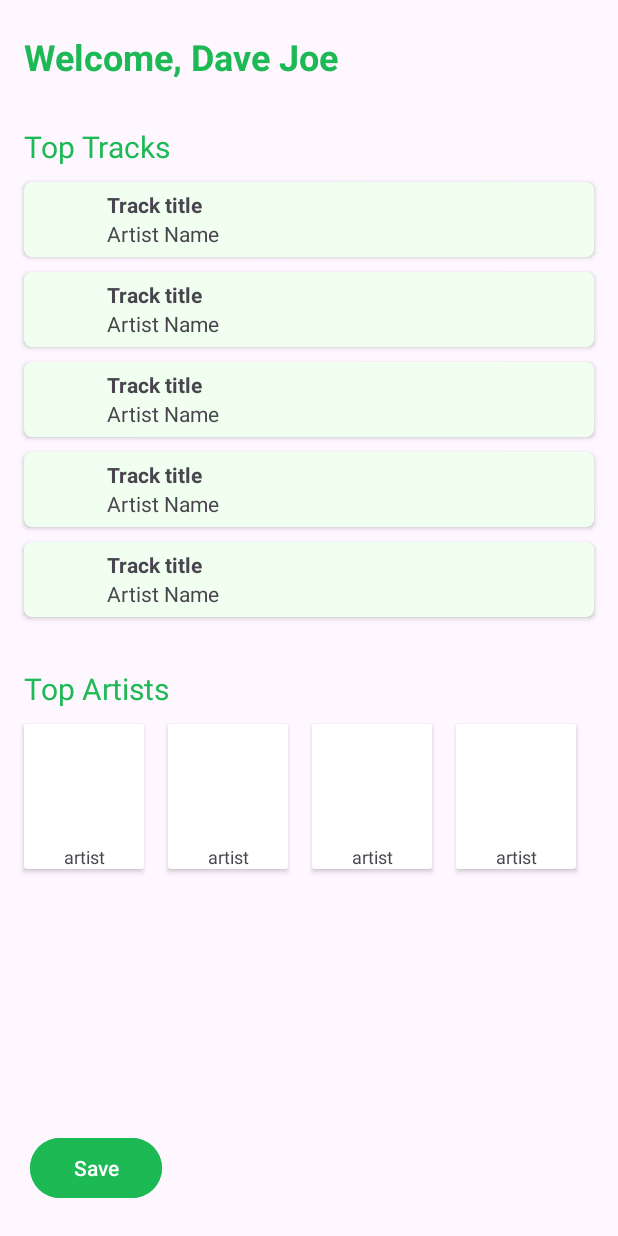
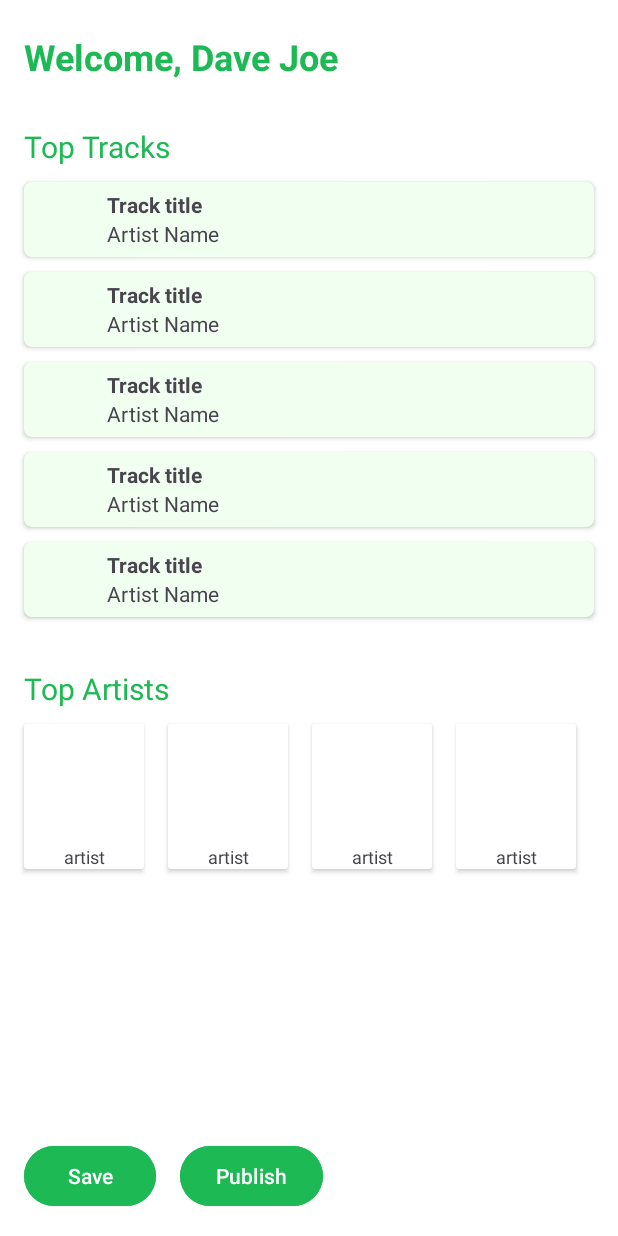
Before and after one commit to ganning127/SpotifyStats, an Android app built with Jetpack Compose: the WrappedActivity screen opened directly, with no data from a screen before it, on a phone screen of 412 x 824 dp. Run offline under Robolectric (Android 15) with nearby library versions, the phone set to English and light mode, and no system bars.

Commit message:
try sound

```diff
--- a/app/src/main/AndroidManifest.xml
+++ b/app/src/main/AndroidManifest.xml
@@ -1,8 +1,11 @@
 <?xml version="1.0" encoding="utf-8"?>
 <manifest xmlns:android="http://schemas.android.com/apk/res/android"
     xmlns:tools="http://schemas.android.com/tools">
+    <uses-permission android:name="android.permission.INTERNET" />
 
     <application
+        android:usesCleartextTraffic="true"
+        android:networkSecurityConfig="@xml/network_security_config"
         android:allowBackup="true"
         android:dataExtractionRules="@xml/data_extraction_rules"
         android:fullBackupContent="@xml/backup_rules"
--- a/app/src/main/java/com/example/statsforspotify/WrappedActivity.java
+++ b/app/src/main/java/com/example/statsforspotify/WrappedActivity.java
@@ -1,16 +1,26 @@
 package com.example.statsforspotify;
 
+import android.content.Intent;
 import android.graphics.Bitmap;
 import android.graphics.BitmapFactory;
+import android.graphics.Canvas;
+import android.media.AudioAttributes;
+import android.media.AudioManager;
 import android.media.Image;
+import android.media.MediaPlayer;
+import android.net.Uri;
+import android.os.Build;
 import android.os.Bundle;
+import android.provider.MediaStore;
 import android.util.Log;
+import android.view.View;
 import android.widget.Button;
 import android.widget.ImageView;
 import android.widget.TextView;
 
 import androidx.annotation.NonNull;
 import androidx.appcompat.app.AppCompatActivity;
+import androidx.constraintlayout.widget.ConstraintLayout;
 import androidx.core.graphics.drawable.RoundedBitmapDrawable;
 import androidx.core.graphics.drawable.RoundedBitmapDrawableFactory;
 
@@ -43,6 +53,10 @@ public class WrappedActivity extends AppCompatActivity {
 
     TextView artist1;
 
+    ConstraintLayout rootView;
+
+    Button saveButton;
+    MediaPlayer player;
     @Override
     protected void onCreate(Bundle savedInstanceState) {
         super.onCreate(savedInstanceState);
@@ -54,7 +68,38 @@ public class WrappedActivity extends AppCompatActivity {
         artist1 = findViewById(R.id.artist_name_1);
         trackImg1 = findViewById(R.id.track_img_1);
 
+//        rootView = findViewById(R.id.activity_wrapped);
 
+        saveButton = findViewById(R.id.save_button);
+
+
+        saveButton.setOnClickListener((v) -> {
+            Log.d(TAG, "onCreate: SAVE BUTTON CLICKED");
+
+            View root = getWindow().getDecorView().findViewById(R.id.activity_wrapped);
+
+            share(screenShot(root));
+
+        });
+
+
+
+
+//        try {
+//            Uri uri = Uri.parse("https://p.scdn.co/mp3-preview/84ef49a1e1bdac04b7dfb1dea3a56d1ffc50357?cid=2446c9ec0514458184c0e2018a68f8c0");
+//            MediaPlayer player = new MediaPlayer();
+//            player.setAudioStreamType(AudioManager.STREAM_MUSIC);
+//
+//            player.setDataSource(this, uri);
+//            player.prepare();
+//            player.start();
+//            Log.d(TAG, "onCreate: PLAYER STARTING");
+//        } catch (IOException e) {
+//            Log.d(TAG, "onCreate: EXX" + e.toString());
+//        }
+//
+
+        initializeMediaPlayer();
 
         // populate all the fields
          HashMap<String, String> spotifyAuthData = SpotifyAuthData.getInstance();
@@ -210,6 +255,10 @@ public class WrappedActivity extends AppCompatActivity {
 
 
                         ImageView artistImgView = findViewById(imgViewResId);
+// ERRORS OUT
+//                        artistImgView.setOnClickListener((v) -> {
+//                            Log.d(TAG, "onResponse: TAPPED: " + iForIds);
+//                        });
                         TextView artistNameTextView = findViewById(artistNameId);
 
                         new ImageLoadTask(artistImg, artistImgView).execute();
@@ -226,6 +275,29 @@ public class WrappedActivity extends AppCompatActivity {
 
 
     }
+    public Bitmap screenShot(View view) {
+        Bitmap bitmap = Bitmap.createBitmap(view.getWidth(),
+                view.getHeight(), Bitmap.Config.ARGB_8888);
+        Canvas canvas = new Canvas(bitmap);
+        view.draw(canvas);
+        return bitmap;
+    }
+
+    private void share(Bitmap bitmap){
+        String pathofBmp=
+                MediaStore.Images.Media.insertImage(getApplicationContext().getContentResolver(),
+                        bitmap,"title", null);
+        Uri uri = Uri.parse(pathofBmp);
+        Intent shareIntent = new Intent(Intent.ACTION_SEND);
+        shareIntent.setType("image/*");
+        shareIntent.putExtra(Intent.EXTRA_SUBJECT, "Star App");
+        shareIntent.putExtra(Intent.EXTRA_TEXT, "");
+        shareIntent.putExtra(Intent.EXTRA_STREAM, uri);
+
+
+        WrappedActivity.this.startActivity(Intent.createChooser(shareIntent, "hello hello"));
+    }
+
 
     private void setTextAsync(final String text, TextView textView) {
         runOnUiThread(() -> textView.setText(text));
@@ -237,4 +309,30 @@ public class WrappedActivity extends AppCompatActivity {
         }
     }
 
+    private void initializeMediaPlayer() {
+        player = new MediaPlayer();
+        if (Build.VERSION.SDK_INT >= Build.VERSION_CODES.LOLLIPOP) {
+            player.setAudioAttributes(new AudioAttributes.Builder()
+                    .setUsage(AudioAttributes.USAGE_MEDIA)
+                    .setContentType(AudioAttributes.CONTENT_TYPE_MUSIC)
+                    .setLegacyStreamType(AudioManager.STREAM_MUSIC)
+                    .build());
+        } else {
+            player.setAudioStreamType(AudioManager.STREAM_MUSIC);
+        }
+        try {
+            player.setOnPreparedListener(new MediaPlayer.OnPreparedListener() {
+                @Override
+                public void onPrepared(MediaPlayer mp) {
+                    mp.start();
+                }
+            });
+            player.setDataSource("https://p.scdn.co/mp3-preview/84ef49a1e1bdac04b7dfb1dea3a56d1ffc50357?cid=2446c9ec0514458184c0e2018a68f8c0");
+            player.prepareAsync();
+        } catch (Exception e) {
+            e.printStackTrace();
+        }
+    }
+
+
 }
--- a/app/src/main/res/layout/activity_wrapped.xml
+++ b/app/src/main/res/layout/activity_wrapped.xml
@@ -5,6 +5,8 @@
     android:id="@+id/activity_wrapped"
     android:layout_width="match_parent"
     android:layout_height="match_parent"
+    android:background="#FFFFFF"
+    android:backgroundTint="#FFFFFF"
     tools:context=".WrappedActivity">
 
     <TextView
@@ -69,8 +71,7 @@
                 android:layout_width="50dp"
                 android:layout_height="50dp"
                 android:layout_gravity="start"
-                android:layout_weight="0"
-                />
+                android:layout_weight="0" />
 
             <View
                 android:layout_width="5dp"
@@ -125,8 +126,7 @@
                 android:layout_width="50dp"
                 android:layout_height="50dp"
                 android:layout_gravity="start"
-                android:layout_weight="0"
-                />
+                android:layout_weight="0" />
 
             <View
                 android:layout_width="5dp"
@@ -181,8 +181,7 @@
                 android:layout_width="50dp"
                 android:layout_height="50dp"
                 android:layout_gravity="start"
-                android:layout_weight="0"
-                />
+                android:layout_weight="0" />
 
             <View
                 android:layout_width="5dp"
@@ -237,8 +236,7 @@
                 android:layout_width="50dp"
                 android:layout_height="50dp"
                 android:layout_gravity="start"
-                android:layout_weight="0"
-                />
+                android:layout_weight="0" />
 
             <View
                 android:layout_width="5dp"
@@ -293,8 +291,7 @@
                 android:layout_width="50dp"
                 android:layout_height="50dp"
                 android:layout_gravity="start"
-                android:layout_weight="0"
-                />
+                android:layout_weight="0" />
 
             <View
                 android:layout_width="5dp"
@@ -337,13 +334,13 @@
         app:layout_constraintTop_toTopOf="@id/track_card_5" />
 
     <androidx.cardview.widget.CardView
+        android:id="@+id/top_artists_card_1"
         android:layout_width="wrap_content"
-        android:id="@+id/top_artists_card_1"
         android:layout_height="wrap_content"
         android:layout_marginStart="16dp"
         android:layout_marginTop="10dp"
         app:layout_constraintStart_toStartOf="parent"
-        app:layout_constraintTop_toBottomOf="@id/top_artists_text" >
+        app:layout_constraintTop_toBottomOf="@id/top_artists_text">
 
         <LinearLayout
             android:layout_width="match_parent"
@@ -353,8 +350,7 @@
             <ImageView
                 android:id="@+id/artist_img_1"
                 android:layout_width="80dp"
-                android:layout_height="80dp"
-                 />
+                android:layout_height="80dp" />
 
             <TextView
                 android:id="@+id/top_artist_name_1"
@@ -368,10 +364,10 @@
     </androidx.cardview.widget.CardView>
 
     <androidx.cardview.widget.CardView
+        android:id="@+id/top_artists_card_2"
         android:layout_width="wrap_content"
         android:layout_height="wrap_content"
         android:layout_marginStart="16dp"
-        android:id="@+id/top_artists_card_2"
         android:layout_marginTop="10dp"
         app:layout_constraintStart_toEndOf="@id/top_artists_card_1"
         app:layout_constraintTop_toBottomOf="@+id/top_artists_text">
@@ -398,10 +394,10 @@
     </androidx.cardview.widget.CardView>
 
     <androidx.cardview.widget.CardView
+        android:id="@+id/top_artists_card_3"
         android:layout_width="wrap_content"
         android:layout_height="wrap_content"
         android:layout_marginStart="16dp"
-        android:id="@+id/top_artists_card_3"
         android:layout_marginTop="10dp"
         app:layout_constraintStart_toEndOf="@id/top_artists_card_2"
         app:layout_constraintTop_toBottomOf="@+id/top_artists_text">
@@ -426,6 +422,7 @@
         </LinearLayout>
 
     </androidx.cardview.widget.CardView>
+
     <androidx.cardview.widget.CardView
         android:layout_width="wrap_content"
         android:layout_height="wrap_content"
@@ -459,12 +456,23 @@
         android:id="@+id/save_button"
         android:layout_width="wrap_content"
         android:layout_height="48dp"
-        android:layout_marginStart="20dp"
-        android:layout_marginBottom="21dp"
+        android:layout_marginStart="16dp"
+        android:layout_marginBottom="16dp"
         android:backgroundTint="#1DB954"
         android:text="Save"
         app:layout_constraintBottom_toBottomOf="parent"
         app:layout_constraintStart_toStartOf="parent" />
 
+    <Button
+        android:id="@+id/publish_button"
+        android:layout_width="wrap_content"
+        android:layout_height="48dp"
+        android:layout_marginStart="16dp"
+        android:layout_marginBottom="16dp"
+        android:backgroundTint="#1DB954"
+        android:text="Publish"
+        app:layout_constraintBottom_toBottomOf="parent"
+        app:layout_constraintStart_toEndOf="@+id/save_button" />
+
 
 </androidx.constraintlayout.widget.ConstraintLayout>
```
Also changed, not shown: app/src/main/res/xml/network_security_config.xml (added, +9 -0 lines).
